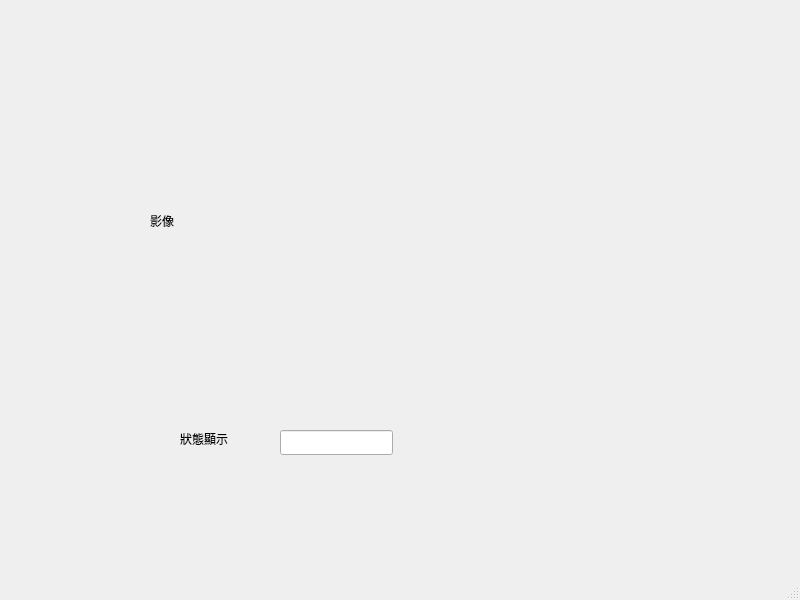
Above: GuardianEye_QT/mainwindow.ui from SengQ1011/ProjectFinal before the change. Below: the same form after it.
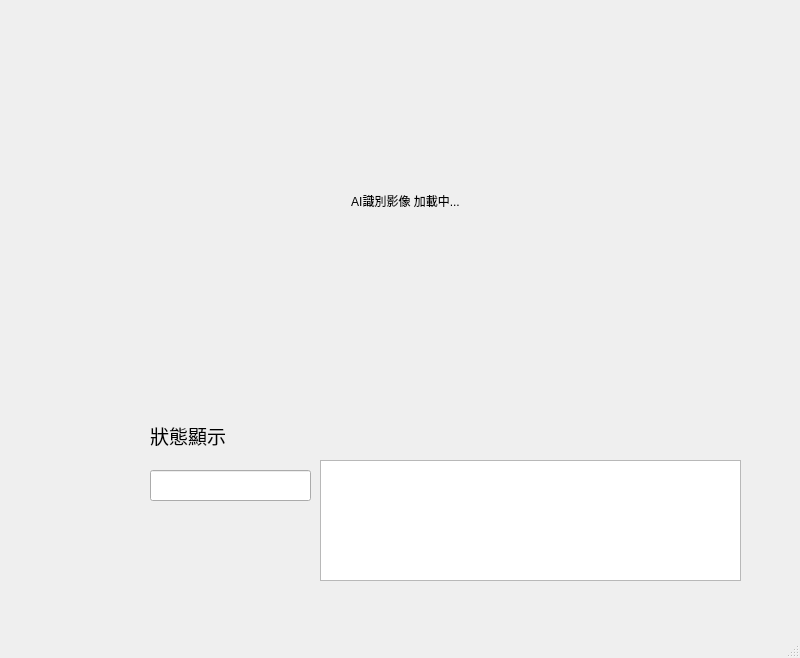
That is the form after the change.

Patch:
```diff
--- a/GuardianEye_QT/mainwindow.ui
+++ b/GuardianEye_QT/mainwindow.ui
@@ -7,7 +7,7 @@
     <x>0</x>
     <y>0</y>
     <width>800</width>
-    <height>600</height>
+    <height>658</height>
    </rect>
   </property>
   <property name="windowTitle">
@@ -17,39 +17,57 @@
    <widget class="QLabel" name="video_label">
     <property name="geometry">
      <rect>
-      <x>150</x>
-      <y>20</y>
+      <x>140</x>
+      <y>0</y>
       <width>531</width>
       <height>401</height>
      </rect>
     </property>
     <property name="text">
-     <string>影像</string>
+     <string>AI識別影像 加載中...</string>
+    </property>
+    <property name="alignment">
+     <set>Qt::AlignCenter</set>
     </property>
    </widget>
    <widget class="QLineEdit" name="password_input">
     <property name="geometry">
      <rect>
-      <x>280</x>
-      <y>430</y>
-      <width>113</width>
-      <height>25</height>
+      <x>150</x>
+      <y>470</y>
+      <width>161</width>
+      <height>31</height>
      </rect>
     </property>
    </widget>
    <widget class="QLabel" name="status_label">
     <property name="geometry">
      <rect>
-      <x>180</x>
-      <y>430</y>
-      <width>66</width>
-      <height>17</height>
+      <x>150</x>
+      <y>420</y>
+      <width>571</width>
+      <height>31</height>
      </rect>
     </property>
+    <property name="font">
+     <font>
+      <pointsize>14</pointsize>
+     </font>
+    </property>
     <property name="text">
      <string>狀態顯示</string>
     </property>
    </widget>
+   <widget class="QListView" name="eventTable">
+    <property name="geometry">
+     <rect>
+      <x>320</x>
+      <y>460</y>
+      <width>421</width>
+      <height>121</height>
+     </rect>
+    </property>
+   </widget>
   </widget>
   <widget class="QMenuBar" name="menubar">
    <property name="geometry">
```
